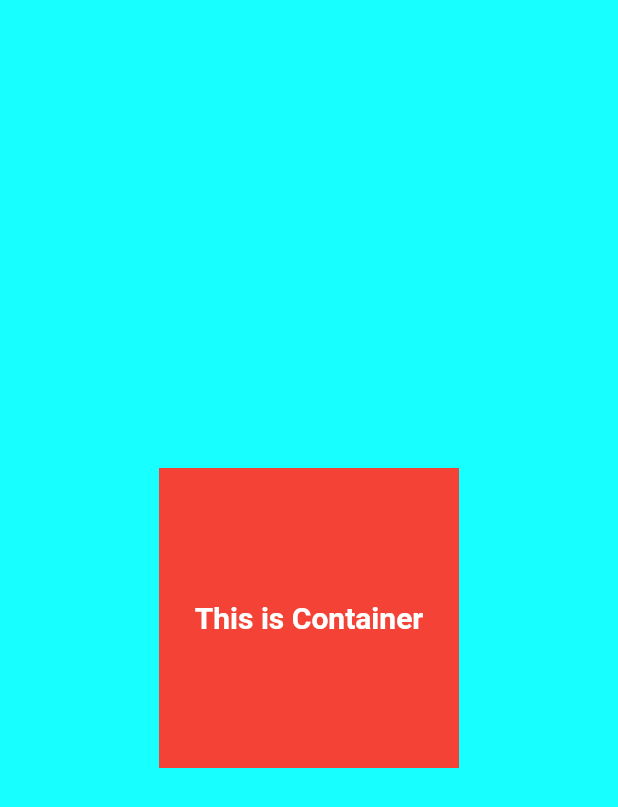
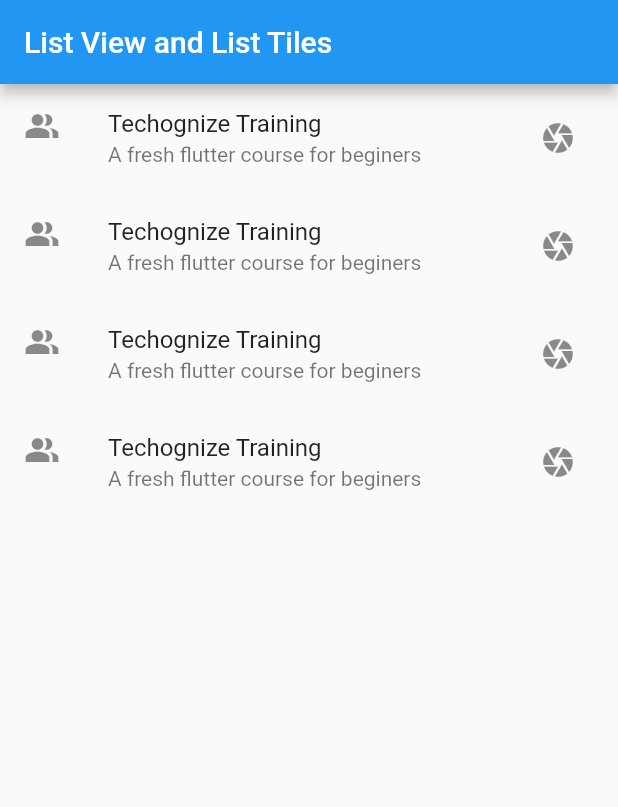
Before and after one commit to shiiishiiir/techognizeClass, a Flutter app: the screen it shows after launch, on a phone screen of 412 x 824 dp. Shown: the top 807 px of the screen. Run offline on Flutter 3.47's test engine with Material 2 defaults, Android fonts, the phone set to English and light mode, and no system bars.

Commit message:
ListView ListTile

```diff
--- a/lib/main.dart
+++ b/lib/main.dart
@@ -1,6 +1,11 @@
+// ignore_for_file: prefer_const_constructors
+
 import 'dart:ui';
 
+import 'package:flutter/cupertino.dart';
 import 'package:flutter/material.dart';
+import 'package:techognize/Homepage.dart';
+import 'package:techognize/widgetss/ListViewTiless.dart';
 
 void main() {
   runApp(const Shishir());
@@ -12,28 +17,7 @@ class Shishir extends StatelessWidget {
   Widget build(BuildContext context) {
     return MaterialApp(
       debugShowCheckedModeBanner: false,
-      home: SafeArea(
-        child: Scaffold(
-          backgroundColor: Colors.cyanAccent,
-          body: Center(
-            child: Container(
-              child: Center(
-                child: Text(
-                  "This is Container",
-                  style: TextStyle(
-                    color: Colors.white,
-                    fontSize: 20,
-                    fontWeight: FontWeight.bold,
-                  ),
-                ),
-              ),
-              color: Colors.red,
-              height: 200.0,
-              width: 200.0,
-            ),
-          ),
-        ),
-      ),
+      home: ListViewTiless(),
     );
   }
 }
--- /dev/null
+++ b/lib/widgetss/ListViewTiless.dart
@@ -0,0 +1,56 @@
+import 'package:flutter/material.dart';
+
+class ListViewTiless extends StatelessWidget {
+  const ListViewTiless({Key? key}) : super(key: key);
+
+  @override
+  Widget build(BuildContext context) {
+    return SafeArea(
+      child: Scaffold(
+        appBar: AppBar(
+          title: Text("List View and List Tiles"),
+        ),
+        body: ListView(
+          children: <Widget>[
+            ListTile(
+              title: Text("Techognize Training"),
+              subtitle: Text("A fresh flutter course for beginers"),
+              leading: Icon(Icons.people_alt_sharp),
+              trailing: IconButton(
+                onPressed: () {},
+                icon: Icon(Icons.camera),
+              ),
+            ),
+            ListTile(
+              title: Text("Techognize Training"),
+              subtitle: Text("A fresh flutter course for beginers"),
+              leading: Icon(Icons.people_alt_sharp),
+              trailing: IconButton(
+                onPressed: () {},
+                icon: Icon(Icons.camera),
+              ),
+            ),
+            ListTile(
+              title: Text("Techognize Training"),
+              subtitle: Text("A fresh flutter course for beginers"),
+              leading: Icon(Icons.people_alt_sharp),
+              trailing: IconButton(
+                onPressed: () {},
+                icon: Icon(Icons.camera),
+              ),
+            ),
+            ListTile(
+              title: Text("Techognize Training"),
+              subtitle: Text("A fresh flutter course for beginers"),
+              leading: Icon(Icons.people_alt_sharp),
+              trailing: IconButton(
+                onPressed: () {},
+                icon: Icon(Icons.camera),
+              ),
+            ),
+          ],
+        ),
+      ),
+    );
+  }
+}
```
Also changed, not shown: lib/Homepage.dart (+83 -0 lines).
